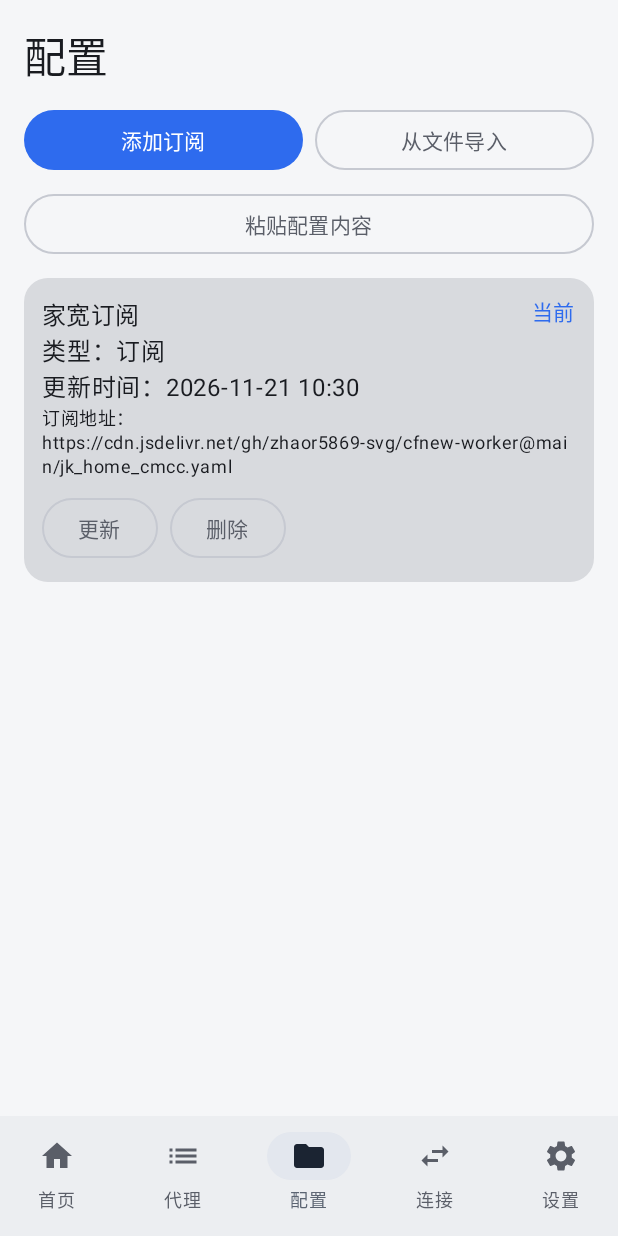
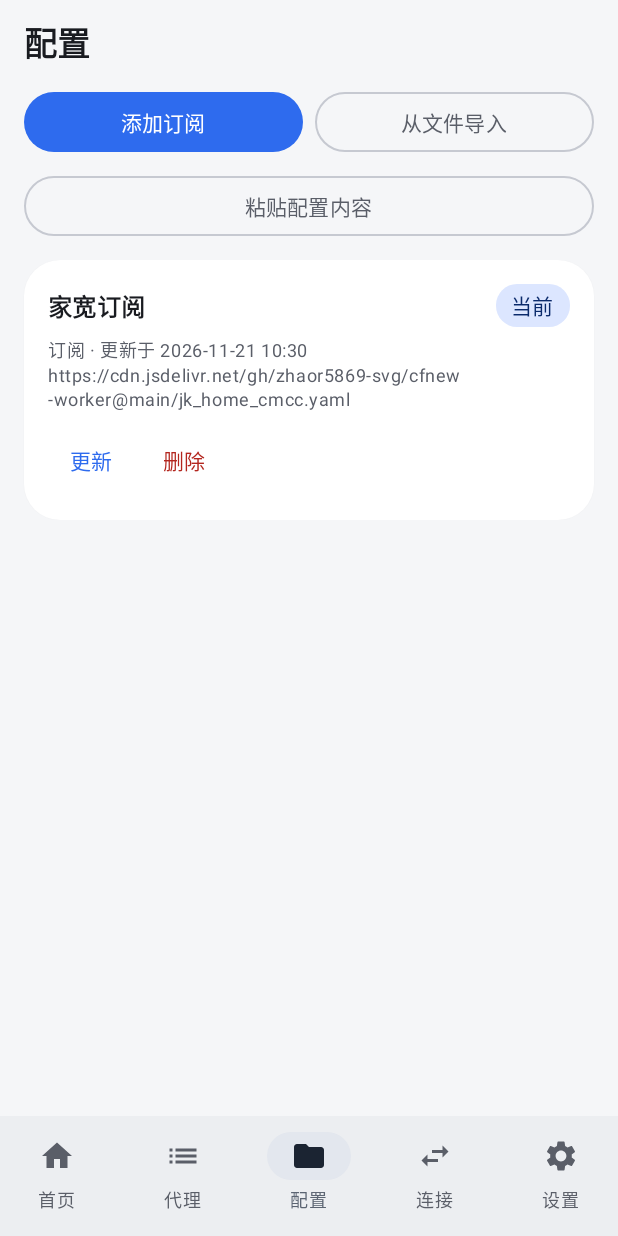
Before and after one commit to zhaor5869-svg/cfnew-worker, an Android app built with Jetpack Compose: the ProfilesScreen screen opened through its navigation route, on a phone screen of 412 x 824 dp. Run offline under Robolectric (Android 15) with nearby library versions, the phone set to English and light mode, and no system bars; our stand-ins replace Room's generated code.

Commit message:
feat: FlClash-style UI v0.1.3 (blue theme, dashboard home, delay badges; paste import unchanged)

```diff
--- a/android/app/src/main/java/com/laoda/proxy/ui/profiles/ProfilesScreen.kt
+++ b/android/app/src/main/java/com/laoda/proxy/ui/profiles/ProfilesScreen.kt
@@ -15,7 +15,6 @@ import androidx.compose.foundation.lazy.LazyColumn
 import androidx.compose.foundation.lazy.items
 import androidx.compose.material3.AlertDialog
 import androidx.compose.material3.Button
-import androidx.compose.material3.Card
 import androidx.compose.material3.MaterialTheme
 import androidx.compose.material3.OutlinedButton
 import androidx.compose.material3.Text
@@ -28,20 +27,24 @@ import androidx.compose.runtime.getValue
 import androidx.compose.runtime.mutableStateOf
 import androidx.compose.runtime.remember
 import androidx.compose.runtime.setValue
+import androidx.compose.ui.Alignment
 import androidx.compose.ui.Modifier
 import androidx.compose.ui.platform.LocalContext
+import androidx.compose.ui.text.font.FontWeight
 import androidx.compose.ui.unit.dp
 import androidx.lifecycle.viewmodel.compose.viewModel
 import com.laoda.proxy.LaoDaApplication
 import com.laoda.proxy.data.Profile
 import com.laoda.proxy.data.ProfileRepository
+import com.laoda.proxy.ui.theme.AppCard
+import com.laoda.proxy.ui.theme.Pill
 import com.laoda.proxy.ui.util.formatTime
 import com.laoda.proxy.ui.vmFactory
 
 /**
- * 配置页（模块 C）：档案列表（名字、类型、更新时间、当前标记）；
- * 添加订阅（URL 对话框，默认填默认订阅 URL）+ 文件导入（GetContent）；
- * 每条可更新、设为当前、删除（删除前 AlertDialog 确认）。
+ * 配置页（v0.1.3 UI 改版）：档案卡片改成 FlClash 式大圆角卡片，
+ * “当前”改成主色胶囊徽章，操作改成轻量文字按钮。
+ * 添加订阅 / 文件导入 / 粘贴配置内容的 ViewModel 接线与 v0.1.2 完全一致，只改表现层。
  */
 @Composable
 fun ProfilesScreen() {
@@ -88,9 +91,12 @@ fun ProfilesScreen() {
     Column(
         modifier = Modifier
             .fillMaxSize()
-            .padding(16.dp),
+            .padding(horizontal = 16.dp, vertical = 12.dp),
     ) {
-        Text("配置", style = MaterialTheme.typography.headlineMedium)
+        Text(
+            "配置",
+            style = MaterialTheme.typography.titleLarge.copy(fontWeight = FontWeight.Bold),
+        )
         Spacer(Modifier.height(12.dp))
 
         Row(
@@ -122,10 +128,11 @@ fun ProfilesScreen() {
         Spacer(Modifier.height(12.dp))
 
         if (profiles.isEmpty()) {
-            Card(modifier = Modifier.fillMaxWidth()) {
+            AppCard(modifier = Modifier.fillMaxWidth()) {
                 Text(
                     "暂无配置，点击上方按钮添加订阅或导入文件。",
-                    modifier = Modifier.padding(16.dp),
+                    modifier = Modifier.padding(20.dp),
+                    color = MaterialTheme.colorScheme.onSurfaceVariant,
                 )
             }
         } else {
@@ -200,34 +207,56 @@ private fun ProfileCard(
         "file" -> "本地文件"
         else -> profile.type
     }
-    Card(modifier = Modifier.fillMaxWidth()) {
-        Column(modifier = Modifier.padding(12.dp)) {
-            Row(modifier = Modifier.fillMaxWidth()) {
+    AppCard(modifier = Modifier.fillMaxWidth()) {
+        Column(modifier = Modifier.padding(16.dp)) {
+            Row(
+                modifier = Modifier.fillMaxWidth(),
+                verticalAlignment = Alignment.CenterVertically,
+            ) {
                 Text(
                     profile.name,
-                    style = MaterialTheme.typography.titleMedium,
+                    style = MaterialTheme.typography.titleMedium.copy(
+                        fontWeight = FontWeight.SemiBold,
+                    ),
                     modifier = Modifier.weight(1f),
+                    maxLines = 1,
                 )
                 if (isCurrent) {
-                    Text(
-                        "当前",
-                        color = MaterialTheme.colorScheme.primary,
-                        style = MaterialTheme.typography.labelLarge,
+                    Pill(
+                        text = "当前",
+                        containerColor = MaterialTheme.colorScheme.primaryContainer,
+                        contentColor = MaterialTheme.colorScheme.onPrimaryContainer,
                     )
                 }
             }
-            Text("类型：$typeLabel")
-            Text("更新时间：${formatTime(profile.updatedAt)}")
+            Spacer(Modifier.height(6.dp))
+            Text(
+                "$typeLabel · 更新于 ${formatTime(profile.updatedAt)}",
+                style = MaterialTheme.typography.bodySmall,
+                color = MaterialTheme.colorScheme.onSurfaceVariant,
+            )
             if (!profile.url.isNullOrEmpty()) {
-                Text("订阅地址：${profile.url}", style = MaterialTheme.typography.bodySmall)
+                Text(
+                    profile.url,
+                    style = MaterialTheme.typography.bodySmall,
+                    color = MaterialTheme.colorScheme.onSurfaceVariant,
+                    maxLines = 2,
+                )
             }
             Spacer(Modifier.height(8.dp))
-            Row(horizontalArrangement = Arrangement.spacedBy(8.dp)) {
-                OutlinedButton(onClick = onUpdate) { Text("更新") }
+            Row(horizontalArrangement = Arrangement.spacedBy(4.dp)) {
+                TextButton(onClick = onUpdate) { Text("更新") }
                 if (!isCurrent) {
-                    OutlinedButton(onClick = onSetCurrent) { Text("设为当前") }
+                    TextButton(onClick = onSetCurrent) { Text("设为当前") }
                 }
-                OutlinedButton(onClick = onDelete) { Text("删除") }
+                TextButton(
+                    onClick = onDelete,
+                    colors = androidx.compose.material3.ButtonDefaults.textButtonColors(
+                        contentColor = MaterialTheme.colorScheme.error,
+                    ),
+                ) {
+                    Text("删除")
+                }
             }
         }
     }
```
